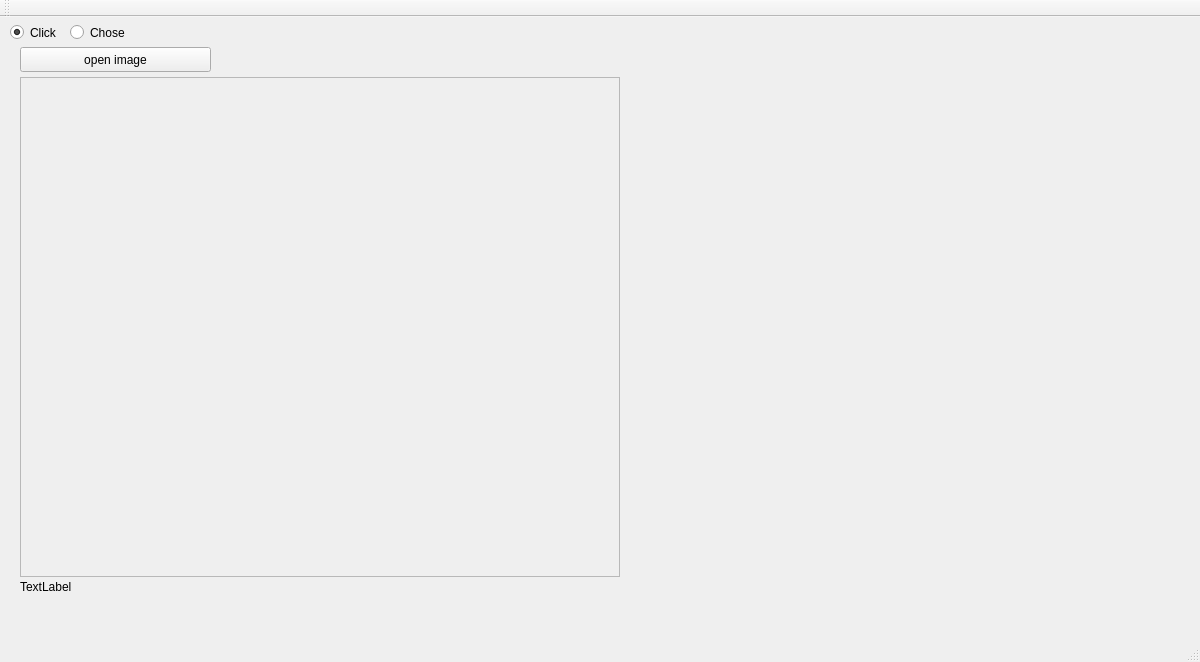
First picture: the form in mainwindow.ui, repository huochaitiantang/IBlending, before the edit.
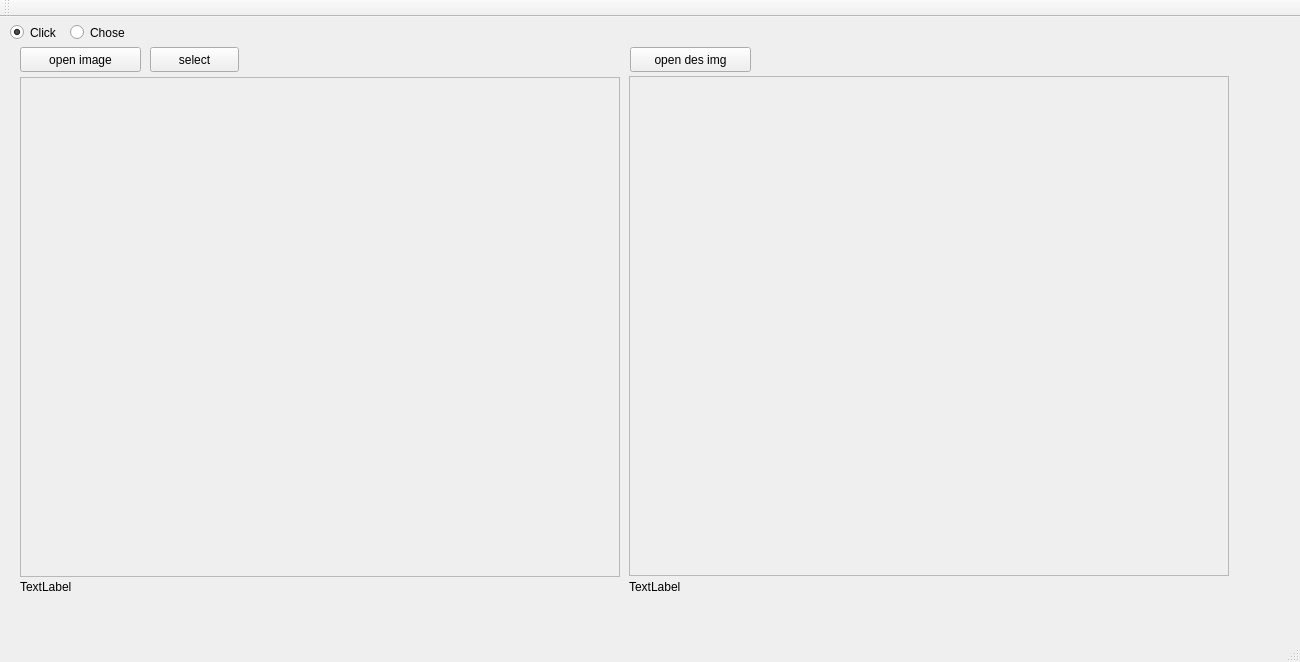
Second picture: the form after the edit.

Commit message: add pixel without debug

The edit to the form file:
```diff
--- a/mainwindow.ui
+++ b/mainwindow.ui
@@ -6,7 +6,7 @@
    <rect>
     <x>0</x>
     <y>0</y>
-    <width>1200</width>
+    <width>1300</width>
     <height>662</height>
    </rect>
   </property>
@@ -51,7 +51,7 @@
      <rect>
       <x>20</x>
       <y>30</y>
-      <width>191</width>
+      <width>121</width>
       <height>25</height>
      </rect>
     </property>
@@ -90,7 +90,7 @@
      <rect>
       <x>20</x>
       <y>560</y>
-      <width>601</width>
+      <width>600</width>
       <height>20</height>
      </rect>
     </property>
@@ -98,6 +98,68 @@
      <string>TextLabel</string>
     </property>
    </widget>
+   <widget class="QScrollArea" name="des_img_area">
+    <property name="geometry">
+     <rect>
+      <x>629</x>
+      <y>59</y>
+      <width>600</width>
+      <height>500</height>
+     </rect>
+    </property>
+    <property name="widgetResizable">
+     <bool>true</bool>
+    </property>
+    <widget class="QWidget" name="scrollAreaWidgetContents_2">
+     <property name="geometry">
+      <rect>
+       <x>0</x>
+       <y>0</y>
+       <width>598</width>
+       <height>498</height>
+      </rect>
+     </property>
+    </widget>
+   </widget>
+   <widget class="QLabel" name="des_bottom_info">
+    <property name="geometry">
+     <rect>
+      <x>629</x>
+      <y>560</y>
+      <width>600</width>
+      <height>20</height>
+     </rect>
+    </property>
+    <property name="text">
+     <string>TextLabel</string>
+    </property>
+   </widget>
+   <widget class="QPushButton" name="des_open_img">
+    <property name="geometry">
+     <rect>
+      <x>630</x>
+      <y>30</y>
+      <width>121</width>
+      <height>25</height>
+     </rect>
+    </property>
+    <property name="text">
+     <string>open des img</string>
+    </property>
+   </widget>
+   <widget class="QPushButton" name="select_ok">
+    <property name="geometry">
+     <rect>
+      <x>150</x>
+      <y>30</y>
+      <width>89</width>
+      <height>25</height>
+     </rect>
+    </property>
+    <property name="text">
+     <string>select</string>
+    </property>
+   </widget>
   </widget>
   <widget class="QMenuBar" name="menuBar">
    <property name="geometry">
```
Left out of the diff: 2 changed lines with no effect on the pictures. The commit also changes 2 other files.
